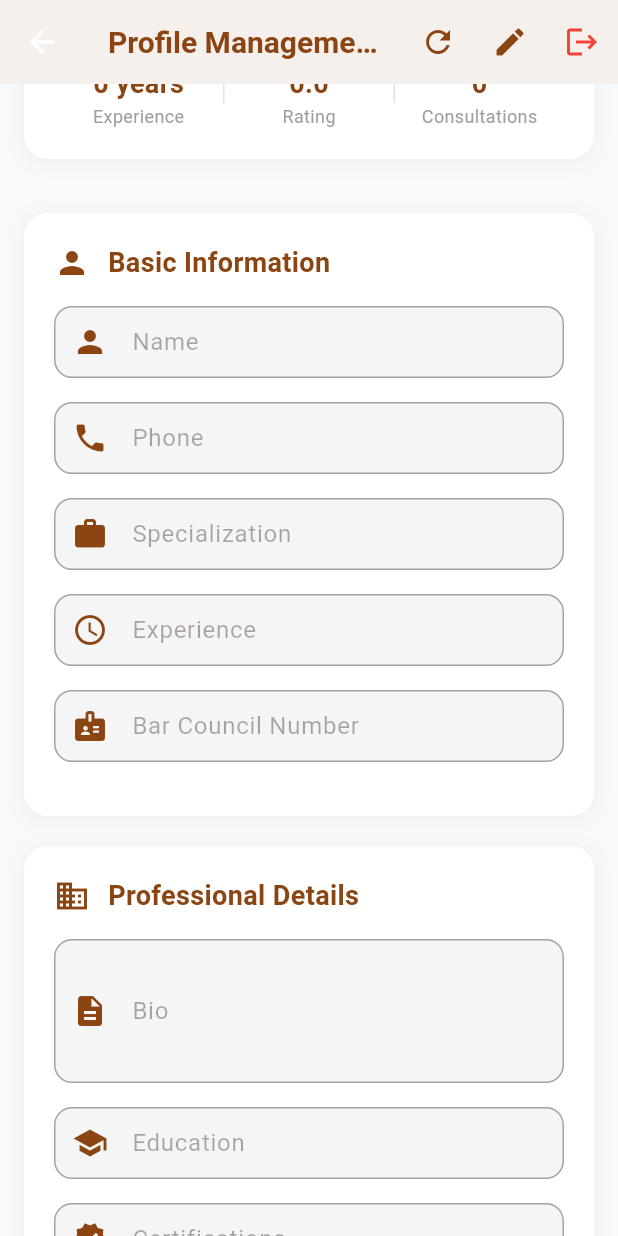
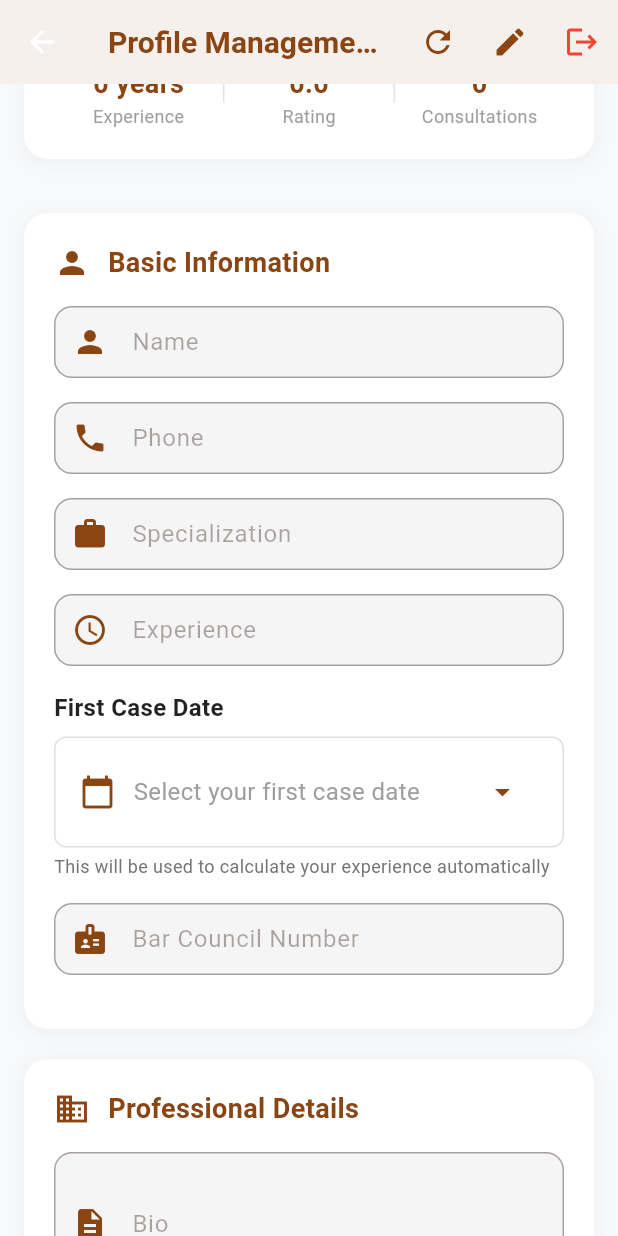
Before and after one commit to DeveloperSarim/ServirPak, a Flutter app: the LawyerProfileManagementScreen screen opened directly, scrolled down 576 dp, on a phone screen of 412 x 824 dp. Run offline on Flutter 3.47's test engine with Material 3 defaults, Android fonts, the phone set to English and light mode, and no system bars; our stand-ins replace cloud_firestore, file_picker, firebase_auth, firebase_core, google_generative_ai, image_picker and 1 more; missing offline and left inert: mailer; accounts and stored records are empty.

Commit message:
Experience functionality added

```diff
--- a/lib/models/lawyer_model.dart
+++ b/lib/models/lawyer_model.dart
@@ -28,6 +28,7 @@ class LawyerModel {
   final String? consultationFee;
   final String? certifications;
   final String? awards;
+  final DateTime? firstCaseDate;
 
   LawyerModel({
     required this.id,
@@ -57,6 +58,7 @@ class LawyerModel {
     this.consultationFee,
     this.certifications,
     this.awards,
+    this.firstCaseDate,
   });
 
   factory LawyerModel.fromFirestore(DocumentSnapshot doc) {
@@ -104,6 +106,9 @@ class LawyerModel {
           : data['awards'] is String
           ? data['awards'] as String
           : null,
+      firstCaseDate: data['firstCaseDate'] != null
+          ? (data['firstCaseDate'] as Timestamp).toDate()
+          : null,
     );
   }
 
@@ -135,6 +140,9 @@ class LawyerModel {
       'consultationFee': consultationFee,
       'certifications': certifications,
       'awards': awards,
+      'firstCaseDate': firstCaseDate != null
+          ? Timestamp.fromDate(firstCaseDate!)
+          : null,
     };
   }
 
@@ -166,6 +174,7 @@ class LawyerModel {
     String? consultationFee,
     String? certifications,
     String? awards,
+    DateTime? firstCaseDate,
   }) {
     return LawyerModel(
       id: id ?? this.id,
@@ -195,6 +204,7 @@ class LawyerModel {
       consultationFee: consultationFee ?? this.consultationFee,
       certifications: certifications ?? this.certifications,
       awards: awards ?? this.awards,
+      firstCaseDate: firstCaseDate ?? this.firstCaseDate,
     );
   }
 
@@ -203,4 +213,38 @@ class LawyerModel {
   bool get isPending => status == 'pending';
   bool get isRejected => status == 'rejected';
   bool get hasKycDocuments => kycDocuments.isNotEmpty;
+
+  // Calculate experience from first case date to current date
+  String get calculatedExperience {
+    if (firstCaseDate == null) {
+      // Fallback to manual experience if firstCaseDate is not set
+      return experience;
+    }
+
+    final now = DateTime.now();
+    final difference = now.difference(firstCaseDate!);
+    final years = (difference.inDays / 365).floor();
+    final months = ((difference.inDays % 365) / 30).floor();
+
+    if (years > 0) {
+      return months > 0 ? '$years years $months months' : '$years years';
+    } else if (months > 0) {
+      return '$months months';
+    } else {
+      return 'Less than 1 month';
+    }
+  }
+
+  // Get experience in years only (for display purposes)
+  int get experienceInYears {
+    if (firstCaseDate == null) {
+      // Try to parse existing experience string
+      final expMatch = RegExp(r'(\d+)').firstMatch(experience);
+      return expMatch != null ? int.parse(expMatch.group(1)!) : 0;
+    }
+
+    final now = DateTime.now();
+    final difference = now.difference(firstCaseDate!);
+    return (difference.inDays / 365).floor();
+  }
 }
--- a/lib/screens/lawyer/lawyer_analytics_screen.dart
+++ b/lib/screens/lawyer/lawyer_analytics_screen.dart
@@ -297,7 +297,7 @@ class _LawyerAnalyticsScreenState extends State<LawyerAnalyticsScreen> {
                 Expanded(
                   child: _buildMetricCard(
                     'Experience',
-                    '${widget.lawyer.experience} years',
+                    widget.lawyer.calculatedExperience,
                     Icons.work,
                     Colors.blue,
                     'Professional experience',
--- a/lib/screens/lawyer/lawyer_dashboard.dart
+++ b/lib/screens/lawyer/lawyer_dashboard.dart
@@ -288,6 +288,11 @@ class _LawyerDashboardState extends State<LawyerDashboard> {
           Text(
             '${_currentLawyer?.specialization ?? 'Legal Practice'} • ${_currentLawyer?.city ?? 'Location'}',
             style: const TextStyle(fontSize: 16, color: Colors.white70),
+          ),
+          const SizedBox(height: 4),
+          Text(
+            'Experience: ${_currentLawyer?.calculatedExperience ?? _currentLawyer?.experience ?? '0 years'}',
+            style: const TextStyle(fontSize: 14, color: Colors.white60),
           ),
         ],
       ),
--- a/lib/screens/lawyer/lawyer_details_screen.dart
+++ b/lib/screens/lawyer/lawyer_details_screen.dart
@@ -565,7 +565,9 @@ class _LawyerDetailsScreenState extends State<LawyerDetailsScreen>
                 Expanded(
                   child: _buildStatCard(
                     'Experience',
-                    _currentLawyer?.experience ?? '0 years',
+                    _currentLawyer?.calculatedExperience ??
+                        _currentLawyer?.experience ??
+                        '0 years',
                     Icons.work,
                   ),
                 ),
--- a/lib/screens/lawyer/lawyer_profile_management_screen.dart
+++ b/lib/screens/lawyer/lawyer_profile_management_screen.dart
@@ -55,6 +55,7 @@ class _LawyerProfileManagementScreenState
   final _officeHoursController = TextEditingController();
   final _consultationFeeController = TextEditingController();
   final _languagesController = TextEditingController();
+  DateTime? _firstCaseDate;
 
   // Case studies
   final List<Map<String, String>> _caseStudies = [];
@@ -267,6 +268,7 @@ class _LawyerProfileManagementScreenState
       _officeHoursController.text = _currentLawyer!.officeHours ?? '';
       _consultationFeeController.text = _currentLawyer!.consultationFee ?? '';
       _languagesController.text = _currentLawyer!.languages?.join(', ') ?? '';
+      _firstCaseDate = _currentLawyer!.firstCaseDate;
     }
   }
 
@@ -300,6 +302,9 @@ class _LawyerProfileManagementScreenState
                 .split(',')
                 .map((e) => e.trim())
                 .toList(),
+            'firstCaseDate': _firstCaseDate != null
+                ? Timestamp.fromDate(_firstCaseDate!)
+                : null,
             'caseStudies': _caseStudies,
             'updatedAt': Timestamp.now(),
           });
@@ -886,7 +891,9 @@ class _LawyerProfileManagementScreenState
           Expanded(
             child: _buildStatItem(
               'Experience',
-              '${_currentLawyer?.experience ?? '0'} years',
+              _currentLawyer?.calculatedExperience ??
+                  _currentLawyer?.experience ??
+                  '0 years',
               Icons.schedule,
             ),
           ),
@@ -943,6 +950,7 @@ class _LawyerProfileManagementScreenState
               _experienceController,
               Icons.schedule,
             ),
+            _buildFirstCaseDateField(),
             _buildEditableField(
               'Bar Council Number',
               _barCouncilController,
@@ -1031,6 +1039,77 @@ class _LawyerProfileManagementScreenState
           ),
           const SizedBox(height: 16),
           ...children,
+        ],
+      ),
+    );
+  }
+
+  Widget _buildFirstCaseDateField() {
+    return Padding(
+      padding: const EdgeInsets.only(bottom: 16),
+      child: Column(
+        crossAxisAlignment: CrossAxisAlignment.start,
+        children: [
+          const Text(
+            'First Case Date',
+            style: TextStyle(
+              fontSize: 16,
+              fontWeight: FontWeight.w600,
+              color: Colors.black87,
+            ),
+          ),
+          const SizedBox(height: 8),
+          Container(
+            width: double.infinity,
+            padding: const EdgeInsets.symmetric(horizontal: 16, vertical: 12),
+            decoration: BoxDecoration(
+              border: Border.all(color: Colors.grey.shade300),
+              borderRadius: BorderRadius.circular(8),
+            ),
+            child: Row(
+              children: [
+                const Icon(Icons.calendar_today, color: Color(0xFF8B4513)),
+                const SizedBox(width: 12),
+                Expanded(
+                  child: Text(
+                    _firstCaseDate != null
+                        ? '${_firstCaseDate!.day}/${_firstCaseDate!.month}/${_firstCaseDate!.year}'
+                        : 'Select your first case date',
+                    style: TextStyle(
+                      fontSize: 16,
+                      color: _firstCaseDate != null
+                          ? Colors.black87
+                          : Colors.grey,
+                    ),
+                  ),
+                ),
+                IconButton(
+                  onPressed: () async {
+                    final date = await showDatePicker(
+                      context: context,
+                      initialDate: _firstCaseDate ?? DateTime.now(),
+                      firstDate: DateTime(1950),
+                      lastDate: DateTime.now(),
+                    );
+                    if (date != null) {
+                      setState(() {
+                        _firstCaseDate = date;
+                      });
+                    }
+                  },
+                  icon: const Icon(
+                    Icons.arrow_drop_down,
+                    color: Color(0xFF8B4513),
+                  ),
+                ),
+              ],
+            ),
+          ),
+          const SizedBox(height: 4),
+          Text(
+            'This will be used to calculate your experience automatically',
+            style: TextStyle(fontSize: 12, color: Colors.grey[600]),
+          ),
         ],
       ),
     );
```
Also changed, not shown: lib/screens/user/lawyer_booking_screen.dart (+29 -1 lines), lib/screens/user/lawyer_list_screen.dart (+28 -1 lines), lib/screens/user/user_dashboard.dart (+28 -1 lines).
